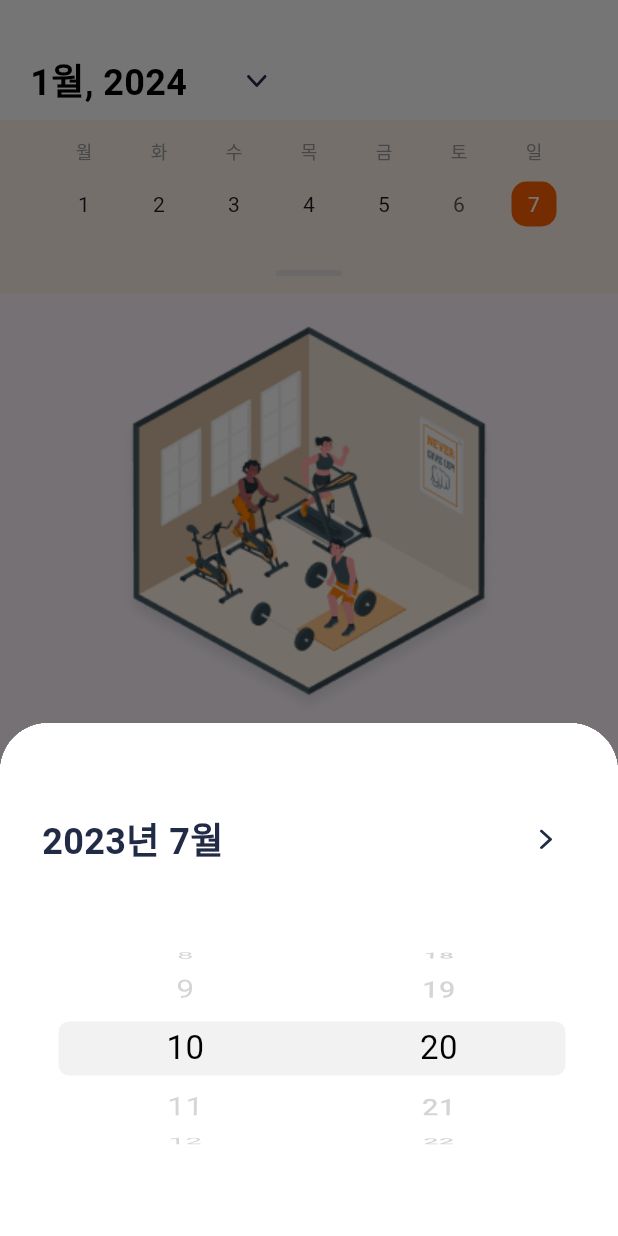
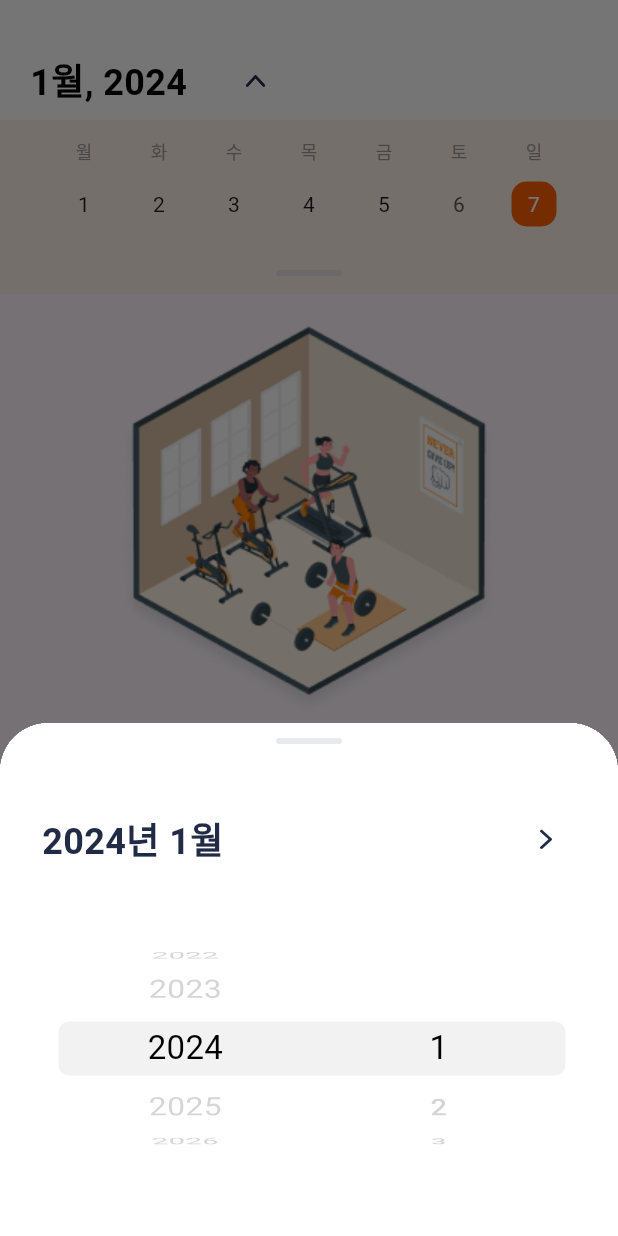
Before and after one commit to taesung1993/progressive_overload, a Flutter app: the screen it shows after launch, after a tap on an icon or button, on a phone screen of 412 x 824 dp. Run offline on Flutter 3.47's test engine with Material 3 defaults, Android fonts, the phone set to English and light mode, and no system bars; drawn by our look-alikes of table_calendar; our stand-ins replace flutter_svg, google_fonts.

Commit message:
publish date_picker and home_calendar

```diff
--- a/lib/widgets/date_picker_botttom_sheet.dart
+++ b/lib/widgets/date_picker_botttom_sheet.dart
@@ -5,7 +5,12 @@ import 'package:progressive_overload/designs/Typo.dart';
 import 'package:google_fonts/google_fonts.dart';
 
 class DatePickerBottomSheet extends StatefulWidget {
-  const DatePickerBottomSheet({super.key});
+  const DatePickerBottomSheet({
+    super.key,
+    required this.now,
+  });
+
+  final DateTime now;
 
   @override
   State<DatePickerBottomSheet> createState() => _DatePickerBottomSheetState();
@@ -15,15 +20,21 @@ class _DatePickerBottomSheetState extends State<DatePickerBottomSheet> {
   late FixedExtentScrollController _yearController;
   late FixedExtentScrollController _monthController;
 
-  int _selectedYear = 10;
-  int _selectedMonth = 20;
+  late int _selectedYear;
+  late int _selectedMonth;
 
   @override
   void initState() {
     super.initState();
 
-    _yearController = FixedExtentScrollController(initialItem: _selectedYear);
-    _monthController = FixedExtentScrollController(initialItem: _selectedMonth);
+    _selectedYear = widget.now.year;
+    _selectedMonth = widget.now.month;
+
+    _yearController = FixedExtentScrollController(
+      initialItem: _selectedYear - widget.now.year + 50,
+    );
+    _monthController =
+        FixedExtentScrollController(initialItem: _selectedMonth - 1);
   }
 
   @override
@@ -34,20 +45,28 @@ class _DatePickerBottomSheetState extends State<DatePickerBottomSheet> {
     super.dispose();
   }
 
-  Widget _Header() {
+  Widget _Header(BuildContext context) {
     return Padding(
       padding: const EdgeInsets.symmetric(horizontal: 8),
       child: Row(
         mainAxisAlignment: MainAxisAlignment.spaceBetween,
         children: [
           Text(
-            '2023년 7월',
+            '$_selectedYear년 $_selectedMonth월',
             style: typos[Typos.H1_700]!.copyWith(
               color: const Color(0xff222B45),
             ),
           ),
           IconButton(
-            onPressed: () {},
+            onPressed: () {
+              final DateTime output = DateTime.utc(
+                _selectedYear,
+                _selectedMonth,
+                widget.now.day,
+              );
+
+              Navigator.of(context).pop(output);
+            },
             icon: SvgPicture.asset(
               'assets/icons/arrow-right-sign-to-navigate.svg',
               width: 26,
@@ -61,7 +80,9 @@ class _DatePickerBottomSheetState extends State<DatePickerBottomSheet> {
 
   @override
   Widget build(BuildContext context) {
-    return Container(
+    return Stack(
+      children: [
+        Container(
           height: 342,
           color: pallete[Pallete.white],
           padding: const EdgeInsets.only(
@@ -72,7 +93,7 @@ class _DatePickerBottomSheetState extends State<DatePickerBottomSheet> {
           ),
           child: Column(
             children: [
-            _Header(),
+              _Header(context),
               const SizedBox(height: 19),
               Expanded(
                 child: Padding(
@@ -117,23 +138,25 @@ class _DatePickerBottomSheetState extends State<DatePickerBottomSheet> {
                               useMagnifier: true,
                               onSelectedItemChanged: (value) {
                                 setState(() {
-                                _selectedYear = value;
+                                  _selectedYear = widget.now.year + value - 50;
                                 });
                               },
                               childDelegate: ListWheelChildBuilderDelegate(
                                 childCount: 60,
                                 builder: (context, index) {
-                                return Container(
+                                  final element = widget.now.year - 50 + index;
+                                  return SizedBox(
                                     child: Center(
                                       child: Text(
-                                      '$index',
+                                        '$element',
                                         style: GoogleFonts.roboto(
                                           fontSize: 22,
                                           fontWeight: FontWeight.w400,
                                           height: 1.18,
-                                          color: _selectedYear == index
+                                          color: _selectedYear == element
                                               ? pallete[Pallete.black]
-                                              : pallete[Pallete.grey]),
+                                              : pallete[Pallete.grey],
+                                        ),
                                       ),
                                     ),
                                   );
@@ -152,26 +175,30 @@ class _DatePickerBottomSheetState extends State<DatePickerBottomSheet> {
                               useMagnifier: true,
                               onSelectedItemChanged: (value) {
                                 setState(() {
-                                _selectedMonth = value;
+                                  _selectedMonth = value + 1;
                                 });
                               },
                               childDelegate: ListWheelChildBuilderDelegate(
-                              childCount: 60,
+                                childCount: 12,
                                 builder: (context, index) {
-                                return Container(
+                                  int element = index + 1;
+
+                                  return SizedBox(
                                     child: Center(
                                       child: Text(
-                                      '$index',
+                                        '$element',
                                         style: GoogleFonts.roboto(
-                                          fontSize:
-                                              _selectedMonth == index ? 22 : 20,
-                                          fontWeight: _selectedMonth == index
+                                            fontSize: _selectedMonth == element
+                                                ? 22
+                                                : 20,
+                                            fontWeight:
+                                                _selectedMonth == element
                                                     ? FontWeight.w400
                                                     : FontWeight.w500,
-                                          height: _selectedMonth == index
+                                            height: _selectedMonth == element
                                                 ? 1.18
                                                 : 1.3,
-                                          color: _selectedMonth == index
+                                            color: _selectedMonth == element
                                                 ? pallete[Pallete.black]
                                                 : pallete[Pallete.grey]),
                                       ),
@@ -188,6 +215,24 @@ class _DatePickerBottomSheetState extends State<DatePickerBottomSheet> {
                 ),
               ),
             ],
-        ));
+          ),
+        ),
+        Positioned(
+          top: 10,
+          left: 0,
+          right: 0,
+          child: Center(
+            child: Container(
+              width: 44,
+              height: 4,
+              decoration: BoxDecoration(
+                color: const Color(0xffCED3DE).withOpacity(0.5),
+                borderRadius: BorderRadius.circular(9999),
+              ),
+            ),
+          ),
+        )
+      ],
+    );
   }
 }
--- a/lib/widgets/home_calendar.dart
+++ b/lib/widgets/home_calendar.dart
@@ -21,12 +21,14 @@ class _HomeCalendarState extends State<HomeCalendar>
   DateTime _now = DateTime.now();
   DateTime _selectedDay = DateTime.now();
   String direction = '';
-  DateTime _firstDay = DateTime.utc(1900, 1, 1);
-  DateTime _lastDay = DateTime.utc(3000, 12, 31);
+  late DateTime _firstDay;
+  late DateTime _lastDay;
 
   @override
   void initState() {
     super.initState();
+    _firstDay = DateTime.utc(_now.year - 50, 1, 1);
+    _lastDay = DateTime.utc(_now.year + 50, 12, 31);
 
     _animationController = AnimationController(
       vsync: this,
@@ -46,6 +48,8 @@ class _HomeCalendarState extends State<HomeCalendar>
   }
 
   void _openDatePicker(BuildContext context) {
+    _animationController.forward(from: 0.0);
+
     showModalBottomSheet(
       context: context,
       shape: const RoundedRectangleBorder(
@@ -56,9 +60,18 @@ class _HomeCalendarState extends State<HomeCalendar>
       ),
       clipBehavior: Clip.hardEdge,
       builder: (context) {
-        return const DatePickerBottomSheet();
+        return DatePickerBottomSheet(
+          now: _now,
+        );
       },
-    );
+    ).then((value) {
+      if (value.runtimeType == DateTime) {
+        setState(() {
+          _now = value;
+        });
+      }
+      _animationController.reverse(from: 0.5);
+    });
   }
 
   @override
@@ -211,11 +224,9 @@ class _HomeCalendarState extends State<HomeCalendar>
                     switch (direction) {
                       case 'upward':
                         _format = CalendarFormat.week;
-                        _animationController.reverse(from: 0.5);
                         break;
                       case 'downward':
                         _format = CalendarFormat.month;
-                        _animationController.forward(from: 0.0);
                         break;
                     }
                   });
```
Lines whose indentation alone changed are shown as unchanged.
